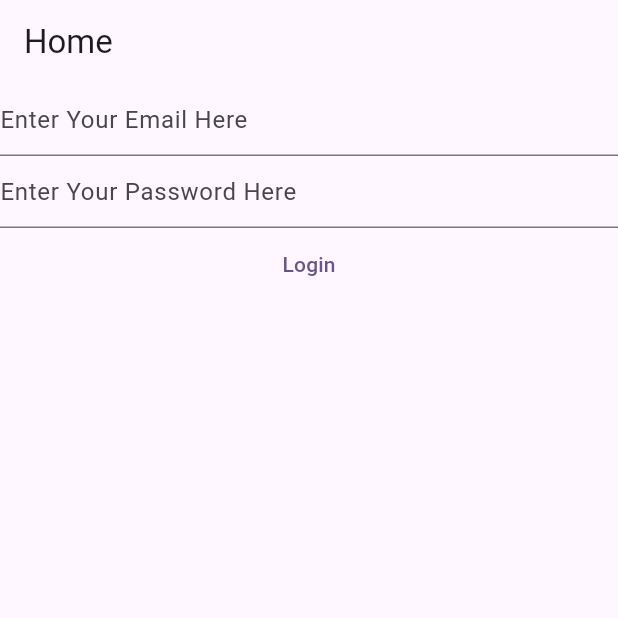
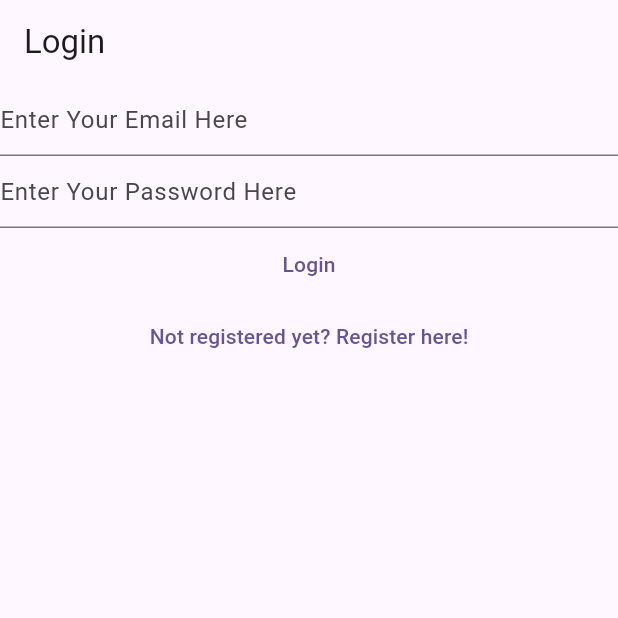
Before and after one commit to bintangbind9/mynotes, a Flutter app: the screen it shows after launch, on a phone screen of 412 x 824 dp, the top half of it. Run offline on Flutter 3.47's test engine with Material 2 defaults, Android fonts, the phone set to English and light mode, and no system bars; our stand-ins replace firebase_auth, firebase_core; accounts and stored records are empty.

Commit message:
Chapter 17

```diff
--- a/lib/main.dart
+++ b/lib/main.dart
@@ -1,9 +1,11 @@
 import 'package:firebase_auth/firebase_auth.dart';
 import 'package:firebase_core/firebase_core.dart';
 import 'package:flutter/material.dart';
-import 'package:mynotes/views/login_view.dart';
 
 import 'firebase_options.dart';
+import 'views/login_view.dart';
+import 'views/register_view.dart';
+import 'views/verify_email_view.dart';
 
 void main() {
   WidgetsFlutterBinding.ensureInitialized();
@@ -23,6 +25,10 @@ class MyApp extends StatelessWidget {
         useMaterial3: true,
       ),
       home: const HomePage(),
+      routes: {
+        '/login/': (context) => const LoginView(),
+        '/register/': (context) => const RegisterView(),
+      },
     );
   }
 }
@@ -32,54 +38,28 @@ class HomePage extends StatelessWidget {
 
   @override
   Widget build(BuildContext context) {
-    return Scaffold(
-      appBar: AppBar(
-        title: const Text('Home'),
-      ),
-      body: FutureBuilder(
+    return FutureBuilder(
       future: Firebase.initializeApp(
         options: DefaultFirebaseOptions.currentPlatform,
       ),
       builder: (context, snapshot) {
         switch (snapshot.connectionState) {
           case ConnectionState.done:
-              // final User? user = FirebaseAuth.instance.currentUser;
-              // if (user?.emailVerified ?? false) {
-              //   return const Text('Done');
-              // } else {
-              //   return const VerifyEmailView();
-              // }
+            final User? user = FirebaseAuth.instance.currentUser;
+            if (user != null) {
+              if (user.emailVerified) {
+                print('You are a verified user');
+              } else {
+                return const VerifyEmailView();
+              }
+            } else {
               return const LoginView();
+            }
+            return const Text('DONE');
           default:
-              return const Text('Loading...');
+            return const CircularProgressIndicator();
         }
       },
-      ),
     );
   }
 }
-
-class VerifyEmailView extends StatefulWidget {
-  const VerifyEmailView({super.key});
-
-  @override
-  State<VerifyEmailView> createState() => _VerifyEmailViewState();
-}
-
-class _VerifyEmailViewState extends State<VerifyEmailView> {
-  @override
-  Widget build(BuildContext context) {
-    return Column(
-      children: <Widget>[
-        const Text('You should verified your email first!'),
-        TextButton(
-          onPressed: () async {
-            final User? user = FirebaseAuth.instance.currentUser;
-            await user?.sendEmailVerification();
-          },
-          child: const Text('Send email verification'),
-        )
-      ],
-    );
-  }
-}
--- a/lib/views/login_view.dart
+++ b/lib/views/login_view.dart
@@ -28,7 +28,11 @@ class _LoginViewState extends State<LoginView> {
 
   @override
   Widget build(BuildContext context) {
-    return Column(
+    return Scaffold(
+      appBar: AppBar(
+        title: const Text('Login'),
+      ),
+      body: Column(
         children: [
           TextField(
             controller: _email,
@@ -71,7 +75,17 @@ class _LoginViewState extends State<LoginView> {
             },
             child: const Text('Login'),
           ),
+          TextButton(
+            onPressed: () {
+              Navigator.of(context).pushNamedAndRemoveUntil(
+                '/register/',
+                (route) => false,
+              );
+            },
+            child: const Text('Not registered yet? Register here!'),
+          )
         ],
+      ),
     );
   }
 }
--- a/lib/views/register_view.dart
+++ b/lib/views/register_view.dart
@@ -28,7 +28,11 @@ class _RegisterViewState extends State<RegisterView> {
 
   @override
   Widget build(BuildContext context) {
-    return Column(
+    return Scaffold(
+      appBar: AppBar(
+        title: const Text('Register'),
+      ),
+      body: Column(
         children: [
           TextField(
             controller: _email,
@@ -73,7 +77,17 @@ class _RegisterViewState extends State<RegisterView> {
             },
             child: const Text('Register'),
           ),
+          TextButton(
+            onPressed: () {
+              Navigator.of(context).pushNamedAndRemoveUntil(
+                '/login/',
+                (route) => false,
+              );
+            },
+            child: const Text('Already registered? Login here!'),
+          )
         ],
+      ),
     );
   }
 }
```
Also changed, not shown: lib/views/verify_email_view.dart (added, +32 -0 lines). Lines whose indentation alone changed are shown as unchanged.
